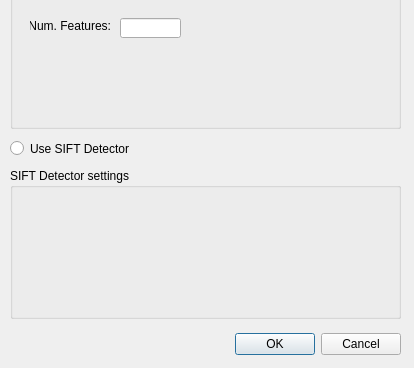
Qt form Source/UI/SettingsWindow/SettingsWindow.ui (Cambloid/clockwise) before a commit; both pictures show x 0 to 414 and y 232 to 600 of the 414 by 600 pixel window.
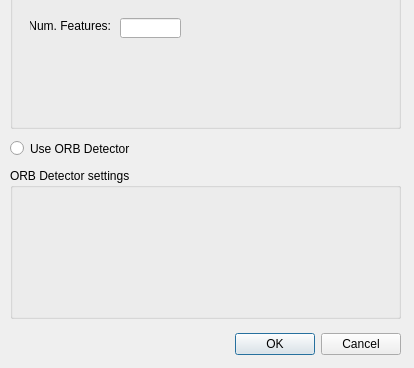
The same form after that commit.

```diff
--- a/Source/UI/SettingsWindow/SettingsWindow.ui
+++ b/Source/UI/SettingsWindow/SettingsWindow.ui
@@ -143,7 +143,7 @@
     </rect>
    </property>
    <property name="text">
-    <string>Use SIFT Detector</string>
+    <string>Use ORB Detector</string>
    </property>
   </widget>
   <widget class="QGroupBox" name="grpSIFT">
@@ -156,7 +156,7 @@
     </rect>
    </property>
    <property name="title">
-    <string>SIFT Detector settings</string>
+    <string>ORB Detector settings</string>
    </property>
   </widget>
  </widget>
```
Left out of the diff: 4 changed lines with no effect on the pictures.
